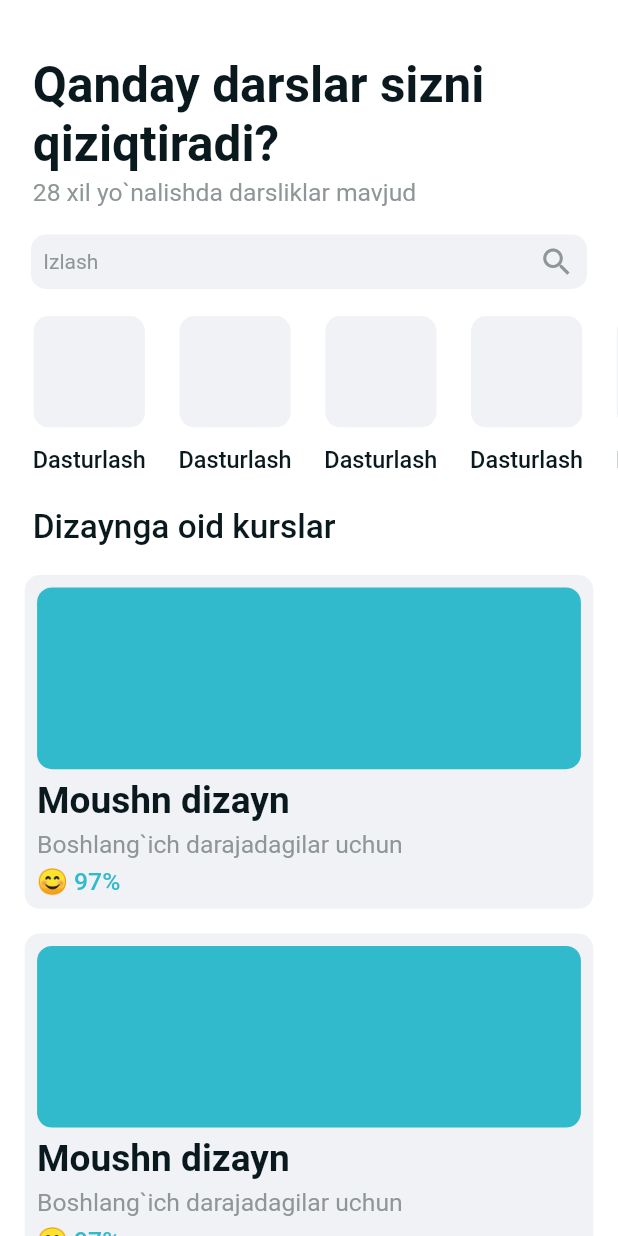
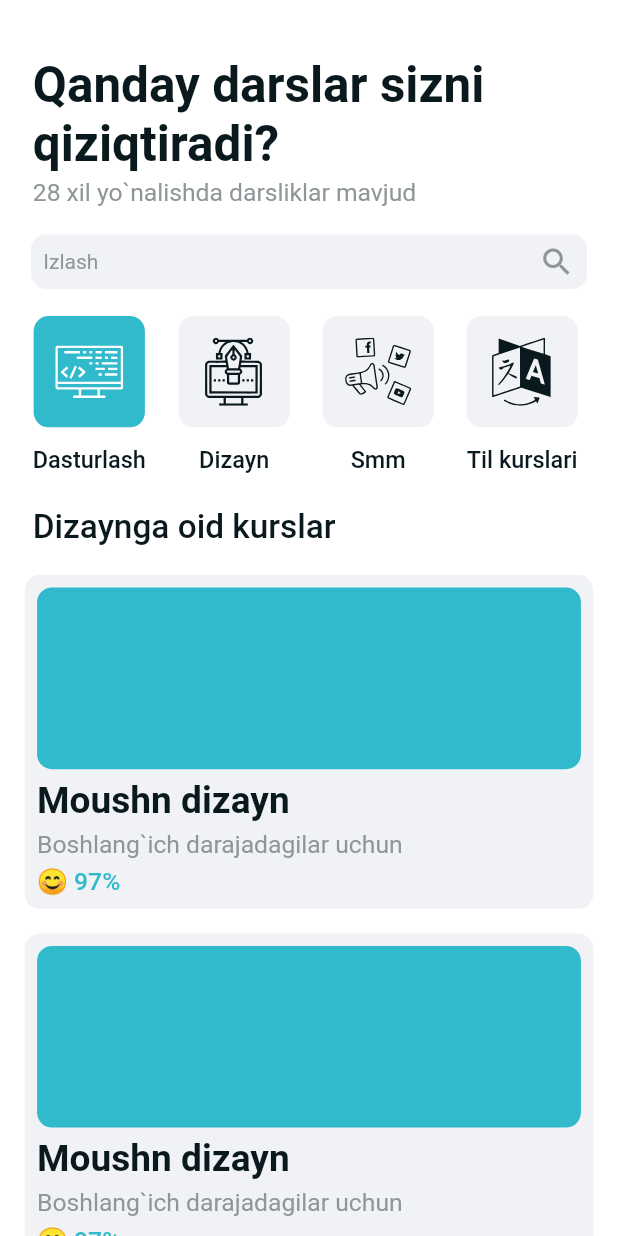
Before and after one commit to AzizbekFlutterDeveloper/Example, a Flutter app: the screen it shows after launch, on a phone screen of 412 x 824 dp. Run offline on Flutter 3.47's test engine with Material 2 defaults, Android fonts, the phone set to English and light mode, and no system bars; our stand-ins replace flutter_bloc, flutter_svg.

```diff
--- /dev/null
+++ b/lib/bloc/home_cubit.dart
@@ -0,0 +1,13 @@
+import 'package:example/bloc/home_state.dart';
+import 'package:flutter_bloc/flutter_bloc.dart';
+
+class HomeCubit extends Cubit<HomeState> {
+  HomeCubit() : super(HomeInitial());
+
+  int indexCount = 0;
+
+  void addCount(index){
+    indexCount = index;
+    emit(CotegoryState());
+  }
+}
--- /dev/null
+++ b/lib/bloc/home_state.dart
@@ -0,0 +1,9 @@
+abstract class HomeState{}
+
+class HomeInitial extends HomeState{
+  HomeInitial();
+}
+
+class CotegoryState extends HomeState{
+  CotegoryState();
+}
--- /dev/null
+++ b/lib/core/data/data_list.dart
@@ -0,0 +1,18 @@
+List category = [
+  {
+    "img":"assets/image/Vector (1).svg",
+    "name":"Dasturlash"
+  },
+  {
+    "img":"assets/image/Vector.svg",
+    "name":"Dizayn"
+  },
+  {
+    "img":"assets/image/Слой_x0020_1.svg",
+    "name":"Smm"
+  },
+  {
+    "img":"assets/image/Слой_x0020_1 (1).svg",
+    "name":"Til kurslari"
+  }
+];
--- a/lib/screens/home_page.dart
+++ b/lib/screens/home_page.dart
@@ -1,4 +1,6 @@
 
+import 'package:example/bloc/home_cubit.dart';
+import 'package:example/bloc/home_state.dart';
 import 'package:example/core/components/decoration.dart';
 import 'package:example/core/components/text_style.dart';
 import 'package:example/core/constants/color_consts.dart';
@@ -7,12 +9,25 @@ import 'package:example/screens/widget/_lessons.dart';
 import 'package:flutter/cupertino.dart';
 import 'package:flutter/material.dart';
 import 'package:example/core/extension/size_extension.dart';
+import 'package:flutter_bloc/flutter_bloc.dart';
 
 class HomePage extends StatelessWidget {
   const HomePage({Key? key}) : super(key: key);
 
   @override
   Widget build(BuildContext context) {
+    return BlocProvider(
+      create: (context) => HomeCubit(),
+      child: BlocConsumer<HomeCubit,HomeState>(
+        listener: (context, state) {},
+        builder: (context,state){
+          return myScafold(context);
+        },
+      ),
+    );
+  }
+
+  Scaffold myScafold(BuildContext context) {
     return Scaffold(
     body: CustomScrollView(
       slivers: [
@@ -67,7 +82,7 @@ class HomePage extends StatelessWidget {
           child: Column(
             crossAxisAlignment: CrossAxisAlignment.start,
             children: [
-                const Category(),
+              Category(contextt: context),
               Padding(
                 padding:  EdgeInsets.symmetric(horizontal: context.w * 0.053,vertical: context.h * 0.014),
                 child: Text("Dizaynga oid kurslar",style: AppTextStyle.textStyleNormal(size: context.h * 0.027)),
--- a/lib/screens/widget/_category.dart
+++ b/lib/screens/widget/_category.dart
@@ -1,11 +1,16 @@
+import 'package:example/bloc/home_cubit.dart';
 import 'package:example/core/components/decoration.dart';
 import 'package:example/core/components/text_style.dart';
-import 'package:flutter/cupertino.dart';
+import 'package:example/core/constants/color_consts.dart';
+import 'package:example/core/data/data_list.dart';
 import 'package:example/core/extension/size_extension.dart';
-import 'package:flutter_svg/parser.dart';
+import 'package:flutter/material.dart';
+import 'package:flutter_bloc/flutter_bloc.dart';
 import 'package:flutter_svg/svg.dart';
+
 class Category extends StatelessWidget {
-  const Category({ Key? key }) : super(key: key);
+  final BuildContext contextt;
+  const Category({Key? key, required this.contextt}) : super(key: key);
 
   @override
   Widget build(BuildContext context) {
@@ -14,22 +19,40 @@ class Category extends StatelessWidget {
       width: context.w,
       child: ListView.builder(
         scrollDirection: Axis.horizontal,
+        itemCount: category.length,
         itemBuilder: (context, index) {
           return Padding(
-            padding:  EdgeInsets.only(left: context.w * 0.053),
+            padding: EdgeInsets.only(left: context.w * 0.053),
             child: Column(
               children: [
-                Container(
-                  height: context.h * 0.09,
-                  width: context.h * 0.09,
-                  decoration: BoxDecoration(
-                    borderRadius: AppDecoration.borderRadius,
-                    color: const Color(0xffF1F2F6),
+                GestureDetector(
+                  child: Container(
+                    height: context.h * 0.09,
+                    width: context.h * 0.09,
+                    padding: EdgeInsets.all(context.w * 0.035),
+                    decoration: BoxDecoration(
+                      borderRadius: AppDecoration.borderRadius,
+                      color: index != contextt.watch<HomeCubit>().indexCount
+                          ? const Color(0xffF1F2F6)
+                          : ConsColor.blue,
+                    ),
+                    child: SvgPicture.asset(
+                      category[index]['img'],
+                      color: index != contextt.watch<HomeCubit>().indexCount
+                          ? ConsColor.black
+                          : Colors.white,
+                    ),
                   ),
-                  child: SvgPicture.asset("assets/image/Vector.svg"),
+                  onTap: () {
+                    contextt.read<HomeCubit>().addCount(index);
+                  },
                 ),
                 SizedBox(height: context.h * 0.015),
-                Text("Dasturlash",textAlign: TextAlign.center,style: AppTextStyle.textStyleNormal(size: context.h * 0.019),)
+                Text(
+                  category[index]['name'],
+                  textAlign: TextAlign.center,
+                  style: AppTextStyle.textStyleNormal(size: context.h * 0.019),
+                )
               ],
             ),
           );
--- a/pubspec.yaml
+++ b/pubspec.yaml
@@ -36,6 +36,7 @@ dependencies:
   cupertino_icons: ^1.0.2
   flutter_bloc: ^8.0.1
   flutter_svg: ^1.0.3
+  bloc: ^8.0.3
 
 dev_dependencies:
   flutter_test:
```
Lines whose indentation alone changed are shown as unchanged.
